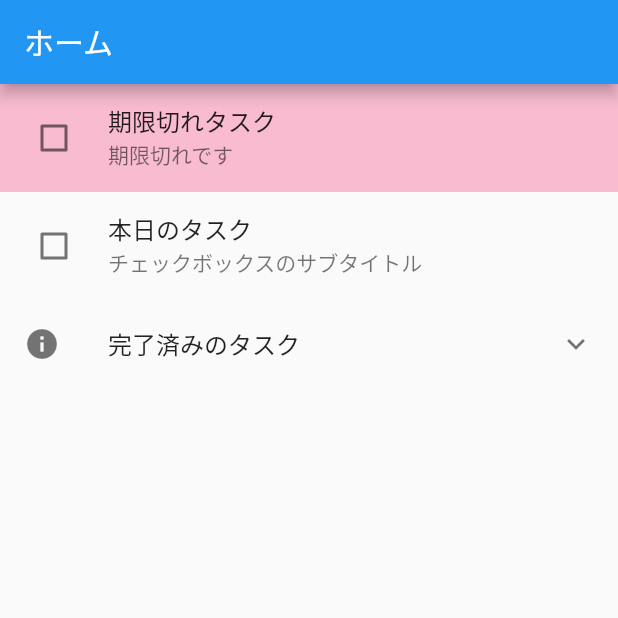
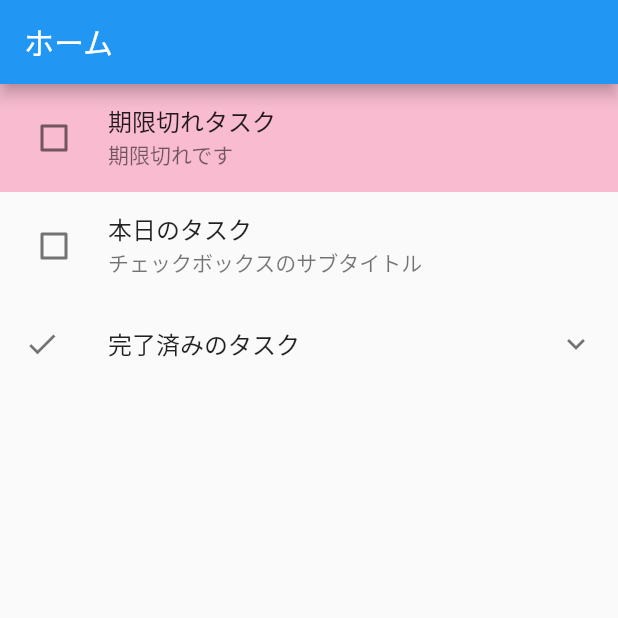
Before and after one commit to shoto-hatayama/todo_app, a Flutter app: the screen it shows after launch, on a phone screen of 412 x 824 dp, the top half of it. Run offline on Flutter 3.47's test engine with Material 2 defaults, Android fonts, the phone set to English and light mode, and no system bars; our stand-ins replace table_calendar.

Commit message:
【ホーム画面】 ・リストがスクロールするように記述

```diff
--- a/lib/src/view/home.dart
+++ b/lib/src/view/home.dart
@@ -23,6 +23,9 @@ class _HomeWidgetState extends State<HomeWidget> {
         title: const Text("ホーム"),
       ),
       body: Column(children: <Widget>[
+        SingleChildScrollView(
+          child: Column(
+            children: <Widget>[
               CheckboxListTile(
                   activeColor: Colors.blue,
                   title: const Text('期限切れタスク'),
@@ -40,7 +43,7 @@ class _HomeWidgetState extends State<HomeWidget> {
                   onChanged: _handleCheckbox),
               ExpansionTile(
                 title: const Text('完了済みのタスク'),
-          leading: const Icon(Icons.info),
+                leading: const Icon(Icons.check),
                 children: [
                   Column(
                     children: <Widget>[
@@ -55,6 +58,9 @@ class _HomeWidgetState extends State<HomeWidget> {
                   ),
                 ],
               ),
+            ],
+          ),
+        ),
       ]),
     );
   }
```
Lines whose indentation alone changed are shown as unchanged.
